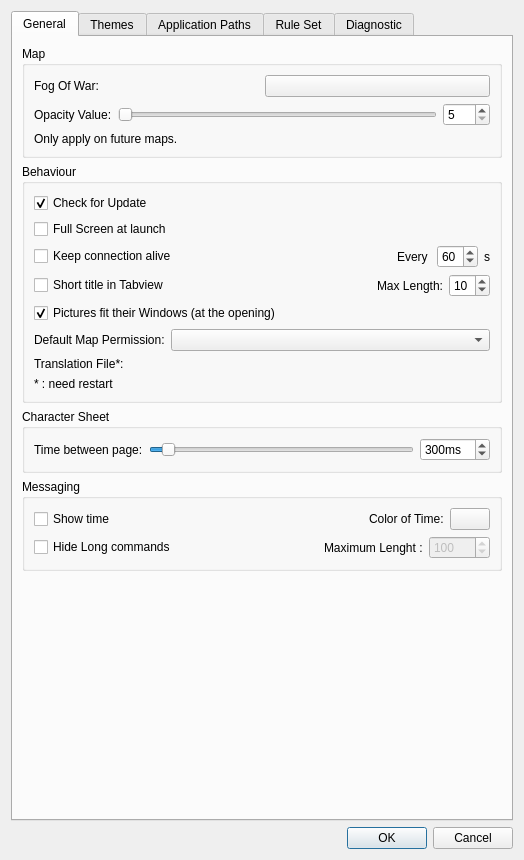
The window that client/preferences/preferencesdialogbox.ui (Rolisteam/rolisteam) describes before a commit, drawn with Qt 5.
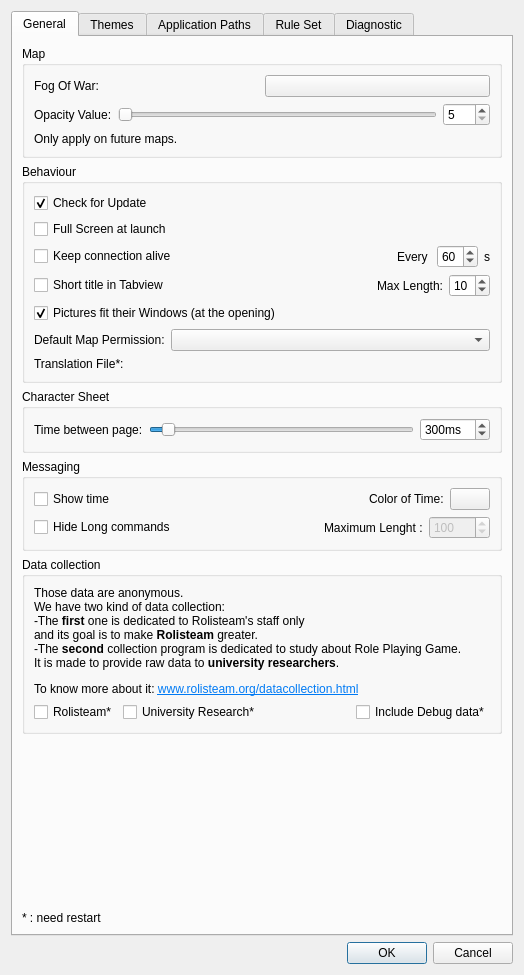
The same window after the commit. Icons and pictures are not drawn. Custom widgets are drawn as their Qt base class.

Commit message: -First set of features about log management.

Patch:
```diff
--- a/client/preferences/preferencesdialogbox.ui
+++ b/client/preferences/preferencesdialogbox.ui
@@ -7,7 +7,7 @@
     <x>0</x>
     <y>0</y>
     <width>524</width>
-    <height>860</height>
+    <height>975</height>
    </rect>
   </property>
   <property name="windowTitle">
@@ -23,7 +23,7 @@
       <attribute name="title">
        <string>General</string>
       </attribute>
-      <layout class="QVBoxLayout" name="verticalLayout_20">
+      <layout class="QVBoxLayout" name="verticalLayout_21">
        <item>
         <widget class="QGroupBox" name="groupBox">
          <property name="title">
@@ -259,13 +259,6 @@
             </item>
            </layout>
           </item>
-          <item>
-           <widget class="QLabel" name="label_9">
-            <property name="text">
-             <string>* : need restart</string>
-            </property>
-           </widget>
-          </item>
          </layout>
         </widget>
        </item>
@@ -411,6 +404,69 @@
          </layout>
         </widget>
        </item>
+       <item>
+        <widget class="QGroupBox" name="groupBox_10">
+         <property name="title">
+          <string>Data collection</string>
+         </property>
+         <layout class="QVBoxLayout" name="verticalLayout_20">
+          <item>
+           <widget class="QLabel" name="label_28">
+            <property name="text">
+             <string>&lt;html&gt;&lt;head/&gt;&lt;body&gt;&lt;p&gt;&lt;span style=&quot; font-size:9pt;&quot;&gt;Those data are anonymous. &lt;br/&gt;We have two kind of data collection:&lt;br/&gt;-The &lt;/span&gt;&lt;span style=&quot; font-size:9pt; font-weight:600;&quot;&gt;first&lt;/span&gt;&lt;span style=&quot; font-size:9pt;&quot;&gt; one is dedicated to Rolisteam's staff only &lt;br/&gt;and its goal is to make &lt;/span&gt;&lt;span style=&quot; font-size:9pt; font-weight:600;&quot;&gt;Rolisteam&lt;/span&gt;&lt;span style=&quot; font-size:9pt;&quot;&gt; greater.&lt;br/&gt;-The &lt;/span&gt;&lt;span style=&quot; font-size:9pt; font-weight:600;&quot;&gt;second&lt;/span&gt;&lt;span style=&quot; font-size:9pt;&quot;&gt; collection program is dedicated to study about Role Playing Game. &lt;br/&gt;It is made to provide raw data to &lt;/span&gt;&lt;span style=&quot; font-size:9pt; font-weight:600;&quot;&gt;university researchers&lt;/span&gt;&lt;span style=&quot; font-size:9pt;&quot;&gt;.&lt;/span&gt;&lt;/p&gt;&lt;p&gt;&lt;span style=&quot; font-size:9pt;&quot;&gt;To know more about it: &lt;/span&gt;&lt;a href=&quot;http://www.rolisteam.org/datacollection.html&quot;&gt;&lt;span style=&quot; font-size:9pt; text-decoration: underline; color:#007af4;&quot;&gt;www.rolisteam.org/datacollection.html&lt;/span&gt;&lt;/a&gt;&lt;/p&gt;&lt;/body&gt;&lt;/html&gt;</string>
+            </property>
+            <property name="textFormat">
+             <enum>Qt::RichText</enum>
+            </property>
+            <property name="scaledContents">
+             <bool>false</bool>
+            </property>
+           </widget>
+          </item>
+          <item>
+           <layout class="QHBoxLayout" name="horizontalLayout_23">
+            <item>
+             <widget class="QCheckBox" name="m_logRolisteam">
+              <property name="text">
+               <string>Rolisteam*</string>
+              </property>
+             </widget>
+            </item>
+            <item>
+             <widget class="QCheckBox" name="m_logUniversityResearch">
+              <property name="text">
+               <string>University Research*</string>
+              </property>
+             </widget>
+            </item>
+            <item>
+             <spacer name="horizontalSpacer_11">
+              <property name="orientation">
+               <enum>Qt::Horizontal</enum>
+              </property>
+              <property name="sizeHint" stdset="0">
+               <size>
+                <width>40</width>
+                <height>20</height>
+               </size>
+              </property>
+             </spacer>
+            </item>
+            <item>
+             <widget class="QCheckBox" name="m_debugLogInfo">
+              <property name="toolTip">
+               <string>May slow down rolisteam</string>
+              </property>
+              <property name="text">
+               <string>Include Debug data*</string>
+              </property>
+             </widget>
+            </item>
+           </layout>
+          </item>
+         </layout>
+        </widget>
+       </item>
        <item>
         <spacer name="verticalSpacer_3">
          <property name="orientation">
@@ -424,6 +480,13 @@
          </property>
         </spacer>
        </item>
+       <item>
+        <widget class="QLabel" name="label_9">
+         <property name="text">
+          <string>* : need restart</string>
+         </property>
+        </widget>
+       </item>
       </layout>
      </widget>
      <widget class="QWidget" name="tabWidgetPage2">
@@ -1216,17 +1279,17 @@
   </layout>
  </widget>
  <customwidgets>
+  <customwidget>
+   <class>ColorButton</class>
+   <extends>QPushButton</extends>
+   <header>common/widgets/colorbutton.h</header>
+  </customwidget>
   <customwidget>
    <class>FileDirChooser</class>
    <extends>QWidget</extends>
    <header location="global">widgets/filedirchooser.h</header>
    <container>1</container>
   </customwidget>
-  <customwidget>
-   <class>ColorButton</class>
-   <extends>QPushButton</extends>
-   <header>widgets/colorbutton.h</header>
-  </customwidget>
  </customwidgets>
  <resources>
   <include location="../../rolisteam.qrc"/>
```
Left out of the diff: 9 changed lines with no effect on the pictures. The commit also changes 4 other files.
